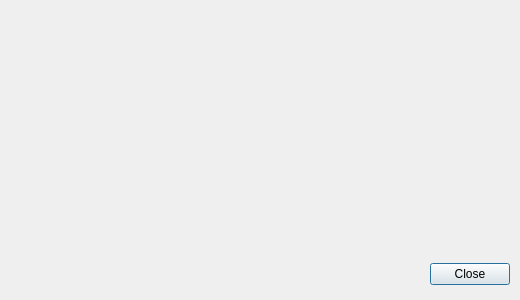
JuneStepp/OneLauncher, file PyLotROLauncher/ui/winAbout.ui: the form before one commit.
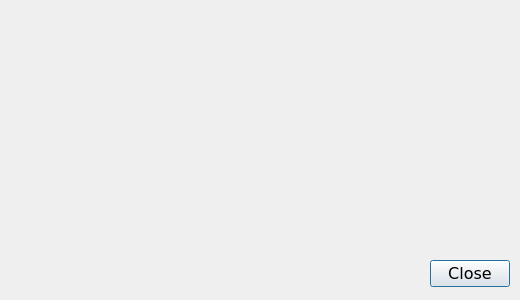
The form after the commit.

```diff
--- a/PyLotROLauncher/ui/winAbout.ui
+++ b/PyLotROLauncher/ui/winAbout.ui
@@ -13,8 +13,11 @@
     <height>300</height>
    </rect>
   </property>
-  <property name="windowTitle">
-   <string notr="true">About</string>
+  <property name="font" >
+   <font>
+    <family>Verdana</family>
+    <pointsize>12</pointsize>
+   </font>
   </property>
   <property name="modal">
    <bool>true</bool>
```
Left out of the diff: 76 changed lines with no effect on the pictures.
